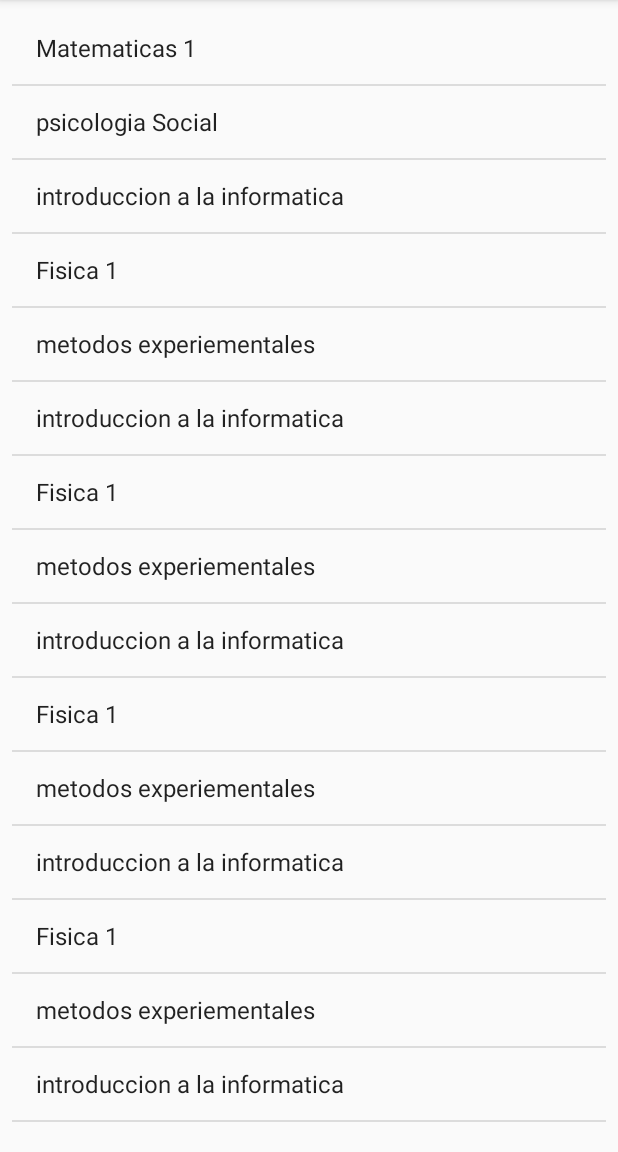
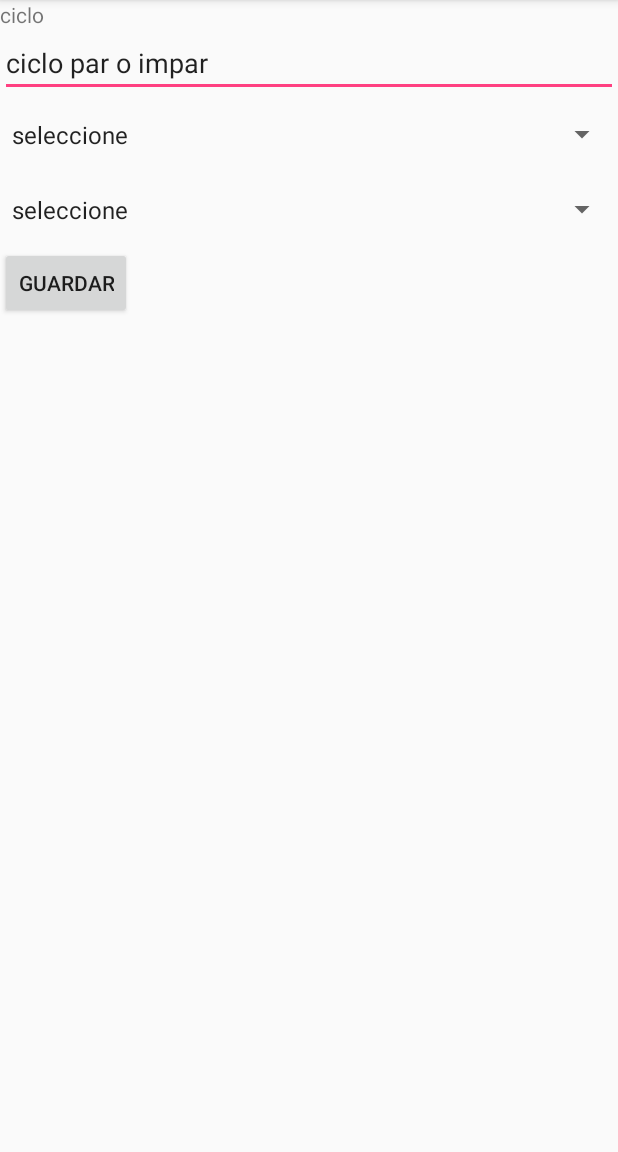
Before and after one commit to anzora95/App_Asistencia, an Android app: the screen it shows after launch (DocenteMenu before the commit, AdminAsignarMaterias after it), on a phone screen of 412 x 824 dp, the part 84-1236 px from its top. Run offline under Robolectric (Android 15) with nearby library versions, the phone set to English and light mode, and no system bars.

Commit message:
docente,jefe y admin_asinacionmaterias
pantallas jefe+pantallas docente+pantalla admin materia

```diff
--- a/app/build.gradle
+++ b/app/build.gradle
@@ -22,6 +22,7 @@ dependencies {
     implementation fileTree(dir: 'libs', include: ['*.jar'])
     implementation 'com.android.support:appcompat-v7:26.1.0'
     implementation 'com.android.support.constraint:constraint-layout:1.1.0'
+    implementation 'com.android.support:design:26.1.0'
     testImplementation 'junit:junit:4.12'
     androidTestImplementation 'com.android.support.test:runner:1.0.2'
     androidTestImplementation 'com.android.support.test.espresso:espresso-core:3.0.2'
--- a/app/src/main/AndroidManifest.xml
+++ b/app/src/main/AndroidManifest.xml
@@ -1,6 +1,11 @@
 <?xml version="1.0" encoding="utf-8"?>
 <manifest xmlns:android="http://schemas.android.com/apk/res/android"
     package="com.ajla.app_asistencia">
+
+    <!-- To auto-complete the email text field in the login form with the user's emails -->
+    <uses-permission android:name="android.permission.GET_ACCOUNTS" />
+    <uses-permission android:name="android.permission.READ_PROFILE" />
+    <uses-permission android:name="android.permission.READ_CONTACTS" />
 
     <application
         android:allowBackup="true"
@@ -13,18 +18,20 @@
         <activity android:name=".jefeMenu" />
         <activity android:name=".jefeListDiferidos" />
         <activity android:name=".jefeDiferido" />
-        <activity android:name=".DocenteMenu">
+        <activity android:name=".DocenteMenu"/>
+
+        <activity android:name=".DocenteMateria" />
+        <activity android:name=".DocenteAsistenciaGT" />
+        <activity android:name=".DocenteEvaluacion" />
+        <activity android:name=".DocenteAsistenciaGL" />
+        <activity android:name=".DocenteAsistenciaEVA" />
+        <activity android:name=".AdminAsignarMaterias">
             <intent-filter>
                 <action android:name="android.intent.action.MAIN" />
 
                 <category android:name="android.intent.category.LAUNCHER" />
             </intent-filter>
         </activity>
-        <activity android:name=".DocenteMateria" />
-        <activity android:name=".DocenteAsistenciaGT" />
-        <activity android:name=".DocenteEvaluacion" />
-        <activity android:name=".DocenteAsistenciaGL" />
-        <activity android:name=".DocenteAsistenciaEVA"></activity>
     </application>
 
 </manifest>
--- /dev/null
+++ b/app/src/main/java/com/ajla/app_asistencia/AdminAsignarMaterias.java
@@ -0,0 +1,134 @@
+package com.ajla.app_asistencia;
+
+import android.content.Intent;
+import android.support.v7.app.AppCompatActivity;
+import android.os.Bundle;
+import android.view.View;
+import android.widget.AdapterView;
+import android.widget.ArrayAdapter;
+import android.widget.Button;
+import android.widget.EditText;
+import android.widget.Spinner;
+import android.widget.TextView;
+import android.widget.Toast;
+
+import java.util.ArrayList;
+
+public class AdminAsignarMaterias extends AppCompatActivity {
+    Button botonguardaradmin;
+    EditText ciclo;
+    TextView textociclo;
+    Spinner spinermaterias;
+    Spinner spinercoordinador;
+    ArrayList<String> lsmaterias;
+    ArrayList <String> lscoordinador;
+    public String datospinermateria;
+    public String datospinerdocente;
+
+
+    @Override
+    protected void onCreate(Bundle savedInstanceState) {
+        super.onCreate(savedInstanceState);
+        setContentView(R.layout.activity_admin_asignar_materias);
+        botonguardaradmin = (Button) findViewById(R.id.botonguardaradmin);
+        textociclo = (TextView) findViewById(R.id.textociclo);
+        ciclo = (EditText) findViewById(R.id.editciclo);
+        spinermaterias = (Spinner) findViewById(R.id.spinermaterias);
+        spinercoordinador = (Spinner) findViewById(R.id.spinercoordinador);
+
+
+        //lista spinner materias
+        lsmaterias = new ArrayList<String>();
+        lsmaterias.add("seleccione");
+        for (int i = 0; i <= 4; i++) {
+
+            lsmaterias.add("Materias" + i);
+        }
+
+
+        //lista spinner coordinador hacerlo en un private void obtener lista y con la base
+        lscoordinador = new ArrayList<String>();
+        lscoordinador.add("seleccione");
+        for (int i = 0; i <= 4; i++) {
+
+            lscoordinador.add("Cordinador" + i);
+        }
+
+
+        //---------------------------------------------------------------
+        //LIstas para listview
+
+
+        //Array Adapter para spinner
+
+        ArrayAdapter<CharSequence> adapterspmat = new ArrayAdapter(AdminAsignarMaterias.this, android.R.layout.simple_spinner_item, lsmaterias);
+        spinermaterias.setAdapter(adapterspmat);
+
+
+
+        ArrayAdapter<CharSequence> adapterspcoor = new ArrayAdapter(AdminAsignarMaterias.this, android.R.layout.simple_spinner_item, lscoordinador);
+        spinercoordinador.setAdapter(adapterspcoor);
+
+    spinermaterias.setOnItemSelectedListener(new AdapterView.OnItemSelectedListener(){
+        @Override
+        public void onItemSelected(AdapterView<?> adapterView, View view, int i, long l) {
+            datospinermateria =adapterView.getSelectedItem().toString();
+            Toast.makeText(AdminAsignarMaterias.this,"selecciono: "+datospinermateria,Toast.LENGTH_SHORT).show();
+
+
+        }
+
+        @Override
+        public void onNothingSelected(AdapterView<?> adapterView) {
+
+        }
+    });
+
+    spinercoordinador.setOnItemSelectedListener(new AdapterView.OnItemSelectedListener() {
+        @Override
+        public void onItemSelected(AdapterView<?> adapterView, View view, int i, long l) {
+            datospinerdocente = adapterView.getSelectedItem().toString();
+            Toast.makeText(AdminAsignarMaterias.this,"selecciono al coordinador "+datospinerdocente,Toast.LENGTH_SHORT).show();
+
+        }
+
+
+        @Override
+        public void onNothingSelected(AdapterView<?> adapterView) {
+
+        }
+    });
+
+        botonguardaradmin.setOnClickListener(new View.OnClickListener() {
+            @Override
+            public void onClick(View view) {
+                //Intent siguientepantalla = new Intent(AdminAsignarMaterias.this, DocenteEvaluacion.class);        NO QUIERO OTRA PANTALLA SOLO QUE GUARDE
+                //startActivity(siguientepantalla);
+                Toast.makeText(AdminAsignarMaterias.this,"guardado",Toast.LENGTH_LONG).show(); // pero tiene halar los datos del spinner VIDEO PATY WA
+
+
+            }
+        });
+
+
+    }
+
+
+
+
+    private void consultarListaMaterias(){ //para la base serviria
+
+
+    }
+
+
+
+
+
+
+
+
+
+
+
+}
--- /dev/null
+++ b/app/src/main/res/layout/activity_admin_asignar_materias.xml
@@ -0,0 +1,51 @@
+<?xml version="1.0" encoding="utf-8"?>
+<LinearLayout xmlns:android="http://schemas.android.com/apk/res/android"
+    xmlns:app="http://schemas.android.com/apk/res-auto"
+    xmlns:tools="http://schemas.android.com/tools"
+    android:layout_width="match_parent"
+    android:layout_height="match_parent"
+    android:orientation="vertical"
+    tools:context=".AdminAsignarMaterias">
+
+    <TextView
+        android:id="@+id/textociclo"
+        android:layout_width="match_parent"
+        android:layout_height="wrap_content"
+        android:text="@string/titulociclo"
+        />
+
+    <EditText
+        android:id="@+id/editciclo"
+        android:layout_width="match_parent"
+        android:layout_height="wrap_content"
+        android:text="ciclo par o impar"/>
+
+    <Spinner
+        android:id="@+id/spinermaterias"
+        android:layout_width="match_parent"
+        android:layout_height="50dp">
+
+
+    </Spinner>
+
+    <Spinner
+        android:id="@+id/spinercoordinador"
+        android:layout_width="match_parent"
+        android:layout_height="50dp"
+        android:text="coordinadores"
+
+        >
+
+
+    </Spinner>
+
+    <Button
+        android:id="@+id/botonguardaradmin"
+        android:layout_width="wrap_content"
+        android:layout_height="wrap_content"
+        android:text="@string/botonguardar"/>
+
+
+
+
+</LinearLayout>
--- a/app/src/main/res/values/strings.xml
+++ b/app/src/main/res/values/strings.xml
@@ -23,6 +23,21 @@
     <string name="textofecha">fecha</string>
     <string name="botonguardar">guardar</string>
     <string name="btnasistencia">pasar asistencia</string>
+    <string name="title_activity_admin_asignar_materias">Sign in</string>
+    <string name="titulociclo">ciclo</string>
+
+    <!-- Strings related to login -->
+    <string name="prompt_email">Email</string>
+    <string name="prompt_password">Password (optional)</string>
+    <string name="action_sign_in">Sign in or register</string>
+    <string name="action_sign_in_short">Sign in</string>
+    <string name="error_invalid_email">This email address is invalid</string>
+    <string name="error_invalid_password">This password is too short</string>
+    <string name="error_incorrect_password">This password is incorrect</string>
+    <string name="error_field_required">This field is required</string>
+    <string name="permission_rationale">"Contacts permissions are needed for providing email
+        completions."
+    </string>
 
 
 </resources>
```
Also changed, not shown: 1 other file.
